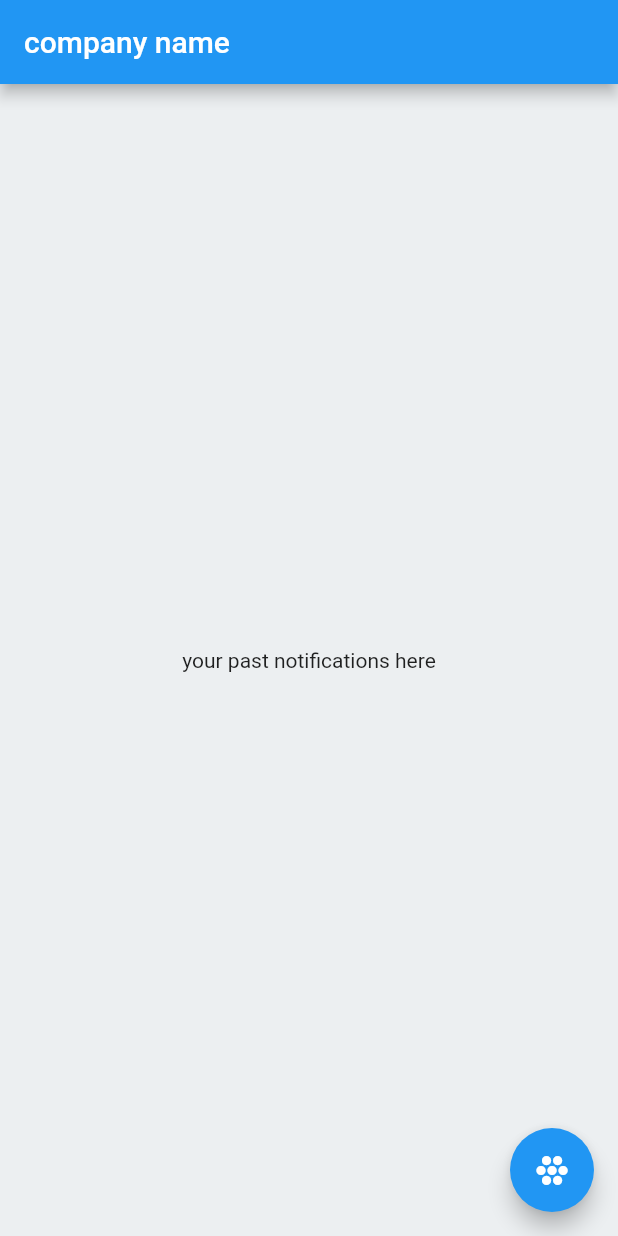
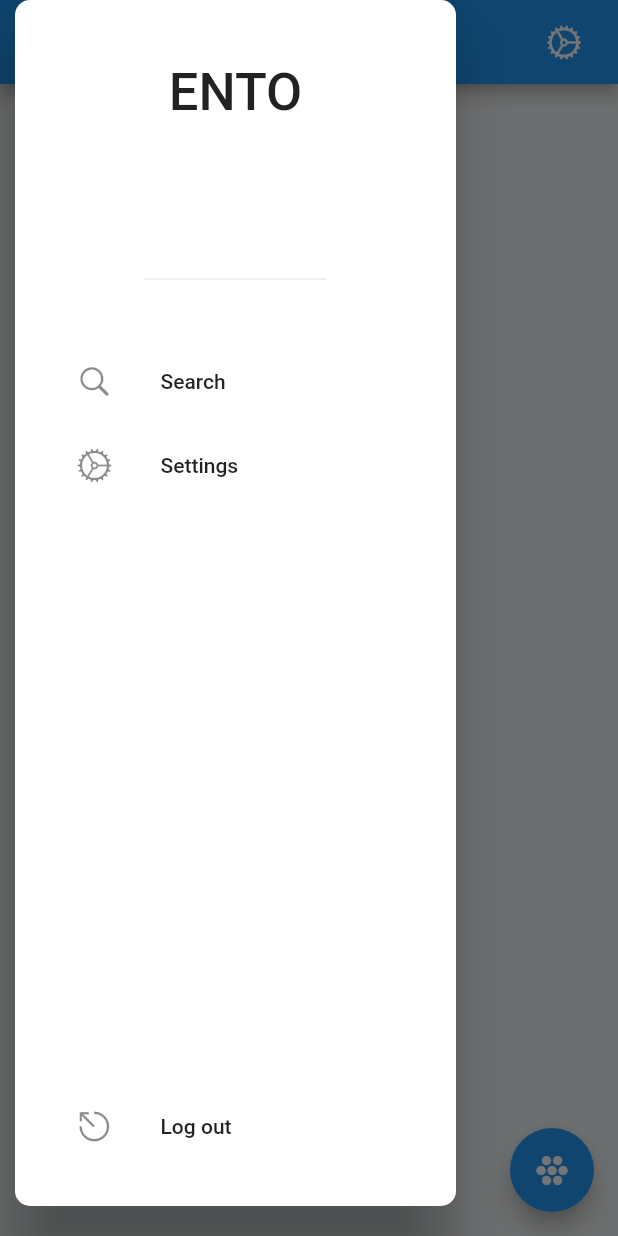
Before and after one commit to willroyMyles/ento, a Flutter app: the PastNotifications screen opened directly, with the side drawer open (before the commit the screen has no drawer), on a phone screen of 412 x 824 dp. Run offline on Flutter 3.47's test engine with Material 2 defaults, Android fonts, the phone set to English and light mode, and no system bars; our stand-ins replace dio, firebase_auth, firebase_core, get, qr_flutter; missing offline and left inert: dart:ffi; accounts and stored records are empty; network calls fail.

```diff
--- a/lib/backend/extensions/extension.user.dart
+++ b/lib/backend/extensions/extension.user.dart
@@ -1,11 +1,12 @@
 import 'package:firebase_auth/firebase_auth.dart';
 
 extension UserExtension on User {
-  toLocalUserMap() {
+  toLocalUserMap({bool val = false}) {
     return {
       "externalId": this.uid,
       "email": this.email,
-      "username": this.displayName
+      "username": this.displayName,
+      "isCompany": val
     };
   }
 }
--- a/lib/frontend/provider/configure company/state.configureCompany.dart
+++ b/lib/frontend/provider/configure company/state.configureCompany.dart
@@ -2,8 +2,10 @@ import 'dart:io';
 
 import 'package:ento/backend/models/Company.dart';
 import 'package:ento/backend/models/CompanyLocation.dart';
+import 'package:ento/frontend/provider/notifications/view.pastNotification.dart';
 import 'package:ento/services/mixin.service.dart';
 import 'package:flutter/material.dart';
+import 'package:get/get.dart';
 import 'package:get/get_state_manager/get_state_manager.dart';
 
 class ConfigureCompanyState extends GetxController
@@ -27,5 +29,8 @@ class ConfigureCompanyState extends GetxController
     company.locations = locations;
 
     bool res = await api.createCompany(company);
+    if (res) {
+      Get.off(() => PastNotifications());
+    }
   }
 }
--- /dev/null
+++ b/lib/frontend/provider/drawer/view.drawer.dart
@@ -0,0 +1,52 @@
+import 'package:ento/frontend/login/view.login.dart';
+import 'package:flutter/cupertino.dart';
+import 'package:flutter/material.dart';
+import 'package:get/get.dart';
+
+class DrawerViewProvider extends StatelessWidget {
+  const DrawerViewProvider({Key? key}) : super(key: key);
+
+  @override
+  Widget build(BuildContext context) {
+    return Container(
+      margin: EdgeInsets.only(top: Get.statusBarHeight, left: 10, bottom: 20),
+      padding: EdgeInsets.all(25),
+      clipBehavior: Clip.antiAlias,
+      decoration: BoxDecoration(
+          borderRadius: BorderRadius.circular(10), color: Colors.white),
+      child: Column(
+        children: [
+          DrawerHeader(
+            child: Text(
+              "ENTO",
+              style: TextStyle(fontSize: 35),
+            ),
+          ),
+          Spacer(
+            flex: 1,
+          ),
+          ListTile(
+            leading: Icon(CupertinoIcons.search),
+            title: Text("Search"),
+            onTap: () {},
+          ),
+          ListTile(
+            leading: Icon(CupertinoIcons.settings_solid),
+            title: Text("Settings"),
+            onTap: () {},
+          ),
+          Spacer(
+            flex: 12,
+          ),
+          ListTile(
+            leading: Icon(CupertinoIcons.escape),
+            title: Text("Log out"),
+            onTap: () {
+              Get.off(() => LoginView());
+            },
+          )
+        ],
+      ),
+    );
+  }
+}
--- a/lib/frontend/provider/notifications/state.notifications.dart
+++ b/lib/frontend/provider/notifications/state.notifications.dart
@@ -1,10 +1,12 @@
 import 'package:ento/backend/api/api.dart';
 import 'package:ento/backend/models/NotificationModel.dart';
 import 'package:ento/services/information.service.dart';
+import 'package:ento/services/mixin.service.dart';
 import 'package:ento/services/tags.service.dart';
 import 'package:get/get.dart';
 
-class PastNotificationState extends GetxController with StateMixin {
+class PastNotificationState extends GetxController
+    with StateMixin, ApiInfoMixin {
   List<NotificationModel> notifications = [];
   final ApiCall api = Get.find();
   final InformationService info = Get.find();
@@ -16,6 +18,7 @@ class PastNotificationState extends GetxController with StateMixin {
   @override
   void onInit() {
     super.onInit();
+    initialize();
   }
 
   initialize() async {
@@ -24,7 +27,7 @@ class PastNotificationState extends GetxController with StateMixin {
       print("refrehsed");
     });
 
-    bool ans = await api.getCompanyNotifications("id", 10);
+    // bool ans = await api.getCompanyNotifications("id", 10);
   }
 
   void updatedType(String element) {
--- a/lib/frontend/provider/notifications/view.pastNotification.dart
+++ b/lib/frontend/provider/notifications/view.pastNotification.dart
@@ -1,3 +1,4 @@
+import 'package:ento/frontend/provider/drawer/view.drawer.dart';
 import 'package:ento/frontend/provider/notifications/create/view.createNotification.dart';
 import 'package:ento/frontend/provider/notifications/state.notifications.dart';
 import 'package:flutter/cupertino.dart';
@@ -7,13 +8,31 @@ import 'package:get/get.dart';
 class PastNotifications extends StatelessWidget {
   PastNotifications({Key? key}) : super(key: key);
   final controller = Get.put(PastNotificationState());
+  final GlobalKey<ScaffoldState> _scaffoldKey = GlobalKey<ScaffoldState>();
 
   @override
   Widget build(BuildContext context) {
     return Scaffold(
+      key: _scaffoldKey,
+      drawer: Drawer(
+        child: DrawerViewProvider(),
+      ),
       appBar: AppBar(
         automaticallyImplyLeading: false,
-        title: Text("company name"),
+        title: Obx(() => Text(controller.info.myCompany.value.name)),
+        actions: [
+          Container(
+            child: TextButton.icon(
+                onPressed: () {
+                  _scaffoldKey.currentState?.openDrawer();
+                },
+                icon: Icon(
+                  CupertinoIcons.settings,
+                  color: Colors.white,
+                ),
+                label: Container()),
+          )
+        ],
         centerTitle: false,
       ),
       floatingActionButton: FloatingActionButton(
```
Also changed, not shown: lib/backend/api/api.dart (+31 -10 lines), lib/backend/models/UserData.dart (+21 -3 lines), lib/backend/network/networkCalls.dart (+11 -2 lines), lib/frontend/login/state.login.dart (+15 -2 lines).
